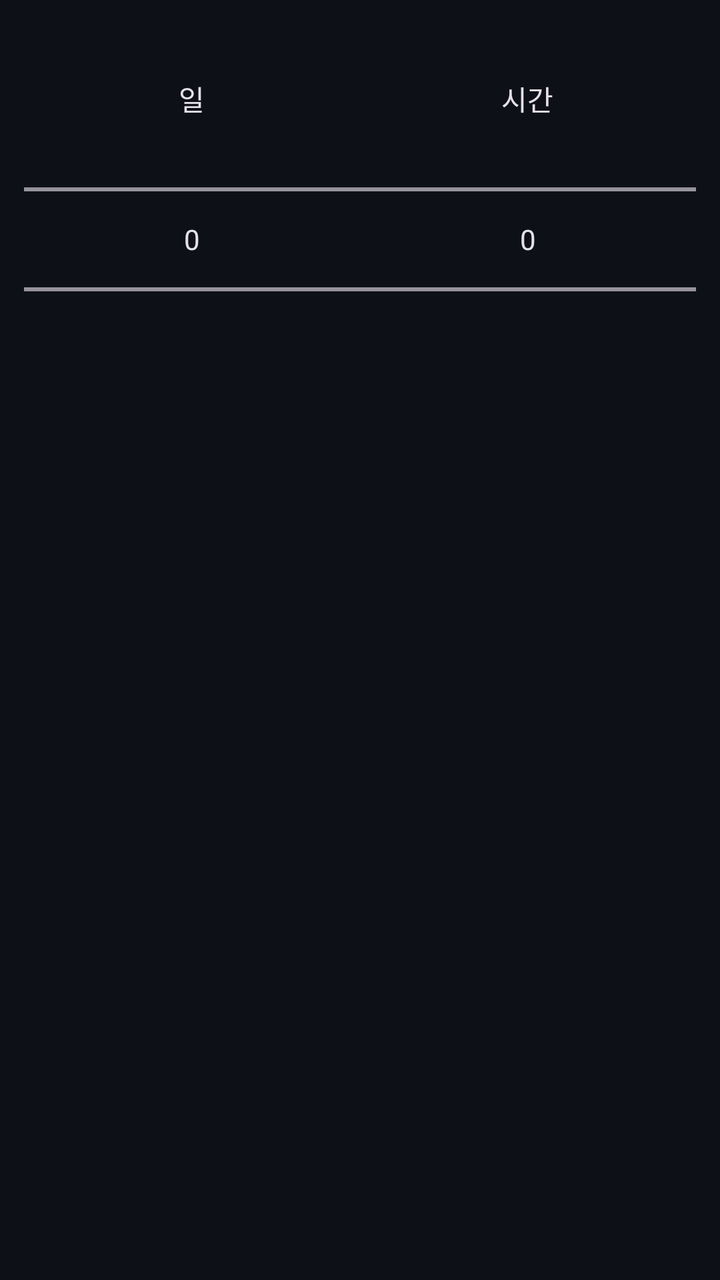
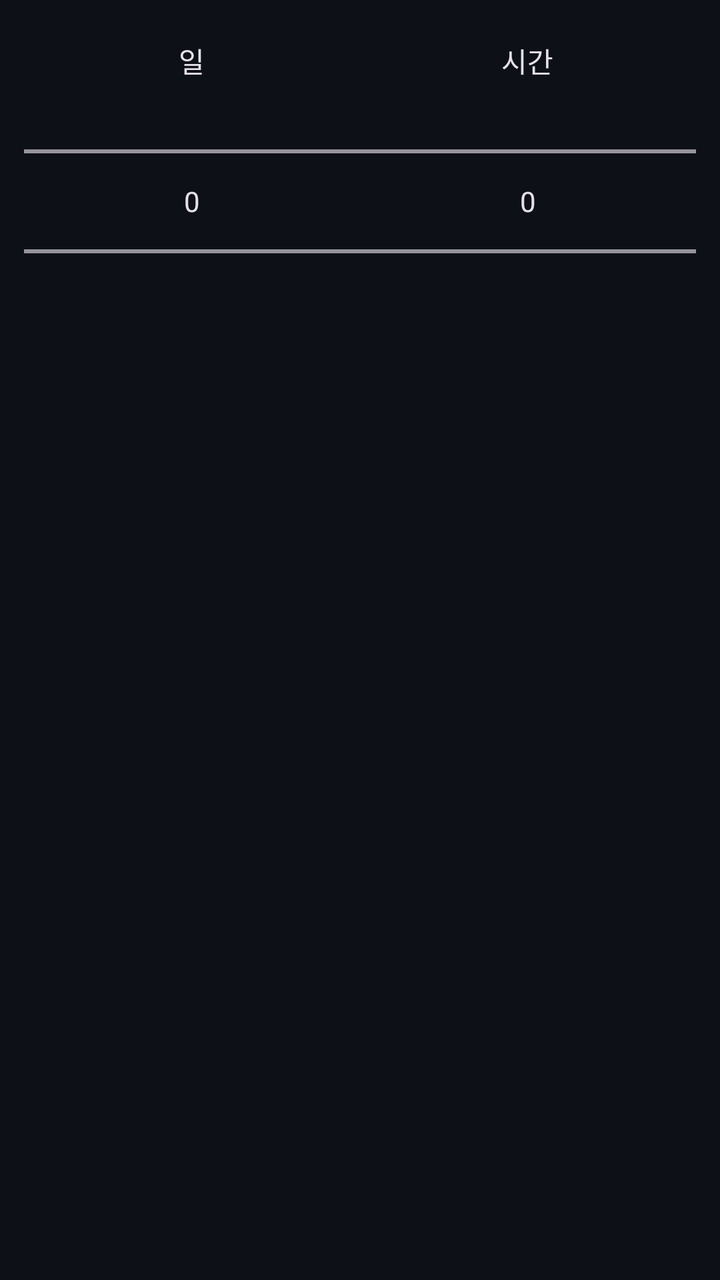

Two renders of the same Android screen: before a commit and after it. Below are the layout's source before the change and the commit's diff.
<!-- AndroidManifest.xml: application theme Theme.HomeworkTracker -->
<!-- res/layout/dialog_event_deadline_compact.xml -->
<?xml version="1.0" encoding="utf-8"?>
<ScrollView xmlns:android="http://schemas.android.com/apk/res/android"
    android:layout_width="match_parent" android:layout_height="wrap_content">
    <LinearLayout android:layout_width="match_parent" android:layout_height="wrap_content"
        android:orientation="vertical" android:padding="12dp">
        <TextView android:id="@+id/eventDeadlineTarget" android:layout_width="match_parent"
            android:layout_height="wrap_content" android:textAppearance="@style/TextAppearance.Material3.BodyMedium" />
        <LinearLayout android:layout_width="match_parent" android:layout_height="wrap_content"
            android:layout_marginTop="8dp" android:orientation="horizontal" android:gravity="center">
            <LinearLayout android:layout_width="0dp" android:layout_weight="1"
                android:layout_height="wrap_content" android:orientation="vertical" android:gravity="center">
                <TextView android:layout_width="wrap_content" android:layout_height="wrap_content"
                    android:text="일" android:labelFor="@+id/eventDaysPicker"
                    android:textAppearance="@style/TextAppearance.Material3.LabelLarge" />
                <NumberPicker android:id="@id/eventDaysPicker" android:layout_width="match_parent"
                    android:layout_height="120dp" android:contentDescription="마감까지 남은 일수" />
            </LinearLayout>
            <LinearLayout android:layout_width="0dp" android:layout_weight="1"
                android:layout_height="wrap_content" android:orientation="vertical" android:gravity="center">
                <TextView android:layout_width="wrap_content" android:layout_height="wrap_content"
                    android:text="시간" android:labelFor="@+id/eventHoursPicker"
                    android:textAppearance="@style/TextAppearance.Material3.LabelLarge" />
                <NumberPicker android:id="@id/eventHoursPicker" android:layout_width="match_parent"
                    android:layout_height="120dp" android:contentDescription="마감까지 남은 시간" />
            </LinearLayout>
        </LinearLayout>
        <TextView android:id="@+id/eventDeadlinePreview" android:layout_width="match_parent"
            android:layout_height="wrap_content" android:layout_marginTop="8dp"
            android:textAppearance="@style/TextAppearance.Material3.BodyMedium" android:textColor="?attr/colorOnSurfaceVariant" />
    </LinearLayout>
</ScrollView>
<!-- resources referenced by this layout -->
<resources>
  <style name="Theme.HomeworkTracker" parent="Base.Theme.HomeworkTracker" />
  <style name="Base.Theme.HomeworkTracker" parent="Theme.Material3.Dark.NoActionBar">
          <item name="colorPrimary">@color/md_primary</item>
          <item name="colorOnPrimary">@color/md_on_primary</item>
          <item name="colorPrimaryContainer">@color/md_primary_container</item>
          <item name="colorOnPrimaryContainer">@color/md_on_primary_container</item>
          <item name="colorSecondary">@color/md_secondary</item>
          <item name="colorOnSecondary">@color/md_on_secondary</item>
          <item name="colorSecondaryContainer">@color/md_secondary_container</item>
          <item name="colorOnSecondaryContainer">@color/md_on_secondary_container</item>
          <item name="colorError">@color/md_error</item>
          <item name="android:colorBackground">@color/md_surface</item>
          <item name="colorSurface">@color/md_surface</item>
          <item name="colorOnSurface">@color/md_on_surface</item>
          <item name="colorSurfaceVariant">@color/md_surface_variant</item>
          <item name="colorOnSurfaceVariant">@color/md_on_surface_variant</item>
          <item name="colorOutlineVariant">@color/md_outline_variant</item>
      </style>
  <color name="md_primary">#2F81F7</color>
  <color name="md_on_primary">#0D1117</color>
  <color name="md_primary_container">#1C2D4F</color>
  <color name="md_on_primary_container">#58A6FF</color>
  <color name="md_secondary">#8B949E</color>
  <color name="md_on_secondary">#0D1117</color>
  <color name="md_secondary_container">#21262D</color>
  <color name="md_on_secondary_container">#C9D1D9</color>
  <color name="md_error">#F85149</color>
  <color name="md_surface">#0D1117</color>
  <color name="md_on_surface">#F0F6FC</color>
  <color name="md_surface_variant">#161B22</color>
  <color name="md_on_surface_variant">#8B949E</color>
  <color name="md_outline_variant">#30363D</color>
</resources>

<!-- the commit's change to res/layout/dialog_event_deadline_compact.xml (unified diff, before → after) -->
@@ -3,8 +3,6 @@
     android:layout_width="match_parent" android:layout_height="wrap_content">
     <LinearLayout android:layout_width="match_parent" android:layout_height="wrap_content"
         android:orientation="vertical" android:padding="12dp">
-        <TextView android:id="@+id/eventDeadlineTarget" android:layout_width="match_parent"
-            android:layout_height="wrap_content" android:textAppearance="@style/TextAppearance.Material3.BodyMedium" />
         <LinearLayout android:layout_width="match_parent" android:layout_height="wrap_content"
             android:layout_marginTop="8dp" android:orientation="horizontal" android:gravity="center">
             <LinearLayout android:layout_width="0dp" android:layout_weight="1"
@@ -13,7 +11,7 @@
                     android:text="일" android:labelFor="@+id/eventDaysPicker"
                     android:textAppearance="@style/TextAppearance.Material3.LabelLarge" />
                 <NumberPicker android:id="@id/eventDaysPicker" android:layout_width="match_parent"
-                    android:layout_height="120dp" android:contentDescription="마감까지 남은 일수" />
+                    android:layout_height="120dp" android:contentDescription="종료까지 남은 일수" />
             </LinearLayout>
             <LinearLayout android:layout_width="0dp" android:layout_weight="1"
                 android:layout_height="wrap_content" android:orientation="vertical" android:gravity="center">
@@ -21,7 +19,7 @@
                     android:text="시간" android:labelFor="@+id/eventHoursPicker"
                     android:textAppearance="@style/TextAppearance.Material3.LabelLarge" />
                 <NumberPicker android:id="@id/eventHoursPicker" android:layout_width="match_parent"
-                    android:layout_height="120dp" android:contentDescription="마감까지 남은 시간" />
+                    android:layout_height="120dp" android:contentDescription="종료까지 남은 시간" />
             </LinearLayout>
         </LinearLayout>
         <TextView android:id="@+id/eventDeadlinePreview" android:layout_width="match_parent"
